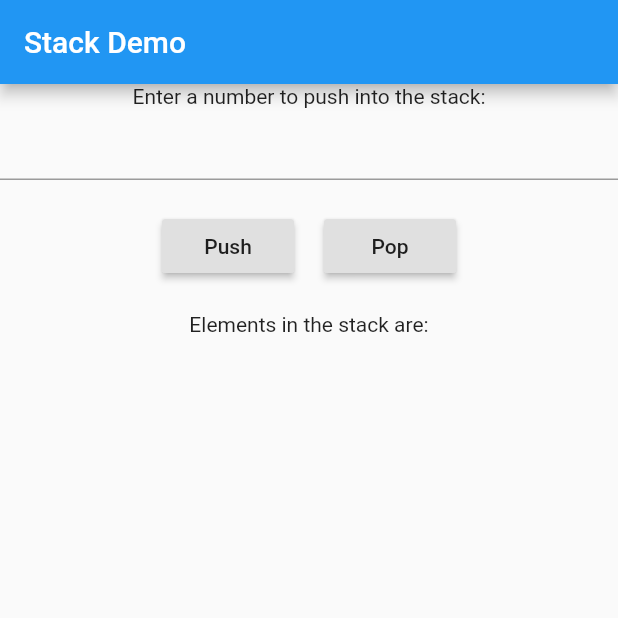
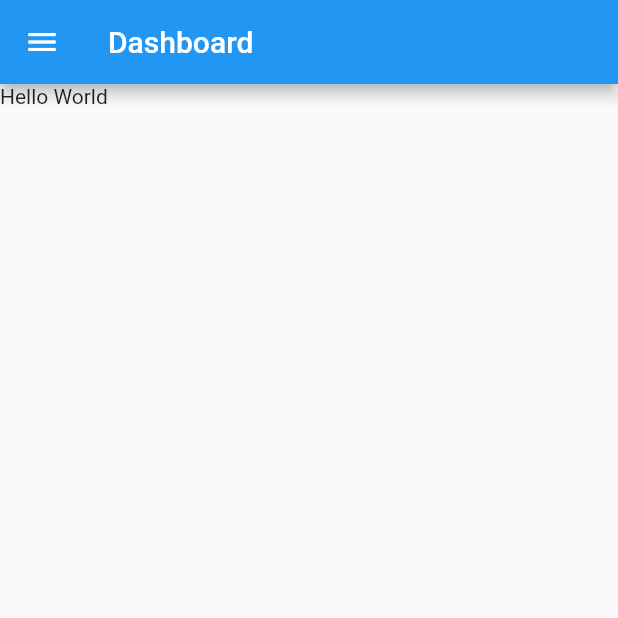
Before and after one commit to pattarai/rahulpon_flutterworkshop2020, a Flutter app: the screen it shows after launch, on a phone screen of 412 x 824 dp, the top half of it. Run offline on Flutter 3.47's test engine with Material 2 defaults, Android fonts, the light colour scheme and no system bars; Roboto replaces fonts that are missing (Poppins).

Commit message:
Drawer demo

```diff
--- /dev/null
+++ b/lib/drawer.dart
@@ -0,0 +1,109 @@
+import 'package:flutter/material.dart';
+
+class DrawerItem {
+  String title;
+  IconData icon;
+
+  DrawerItem(this.title, this.icon);
+}
+
+class HomeScreen extends StatefulWidget {
+
+  var drawerItems = [
+    new DrawerItem("Dashboard", Icons.home),
+    new DrawerItem("Dashboard", Icons.home),
+  ];
+
+  @override
+  State<StatefulWidget> createState() {
+    return new HomeScreenState();
+  }
+}
+
+class HomeScreenState extends State<HomeScreen> {
+  BuildContext _ctx;
+  final scaffoldKey = new GlobalKey<ScaffoldState>();
+
+  int _selectedDrawerIndex = 0;
+
+  _getDrawerItemWidget(int pos) {
+    switch (pos) {
+      case 0:
+        return new Text("Hello World");
+        break;
+      default:
+        return new Text("Error");
+        break;
+    }
+  }
+
+  _onSelectItem(int index) {
+    setState(() => _selectedDrawerIndex = index);
+    Navigator.of(context).pop(); // close the drawer
+  }
+
+  @override
+  Widget build(BuildContext context) {
+    _ctx = context;
+    var drawerOptions = <Widget>[];
+
+    for (var i = 0; i < widget.drawerItems.length; i++) {
+        var d = widget.drawerItems[i];
+        if (i == 7) {
+          drawerOptions.add(
+            const Divider(height: 1.0, color: Colors.grey),
+          );
+        }
+        drawerOptions.add(new ListTile(
+          leading: new Icon(d.icon),
+          title: new Text(
+            d.title,
+            style: TextStyle(fontFamily: "Poppins"),
+          ),
+          selected: i == _selectedDrawerIndex,
+          onTap: () => _onSelectItem(i),
+        ));
+      }
+      return new Scaffold(
+        key: scaffoldKey,
+        appBar: new AppBar(
+          // here we display the title corresponding to the fragment
+          // you can instead choose to have a static title
+          title: new Text(
+            widget.drawerItems[_selectedDrawerIndex].title,
+            style: TextStyle(
+              fontFamily: "Poppins",
+            ),
+          ),
+        ),
+        drawer: new Drawer(
+          child: SingleChildScrollView(
+            child: new Column(
+              children: <Widget>[
+                new UserAccountsDrawerHeader(
+                  accountName: new Text("Name here",
+                      style: TextStyle(
+                          fontFamily: "Poppins", fontWeight: FontWeight.w600)),
+                  accountEmail: new Text("@rahwinside",
+                      style: TextStyle(
+                          fontFamily: "Poppins",
+                          fontWeight: FontWeight.w400,
+                          fontSize: 12)),
+                  currentAccountPicture: CircleAvatar(
+                    radius: 60.0,
+                    backgroundColor: const Color(0xFF778899),
+                    backgroundImage: NetworkImage("some URL here"), // for Network image
+                  ),
+                  decoration: new BoxDecoration(
+                    color: Color(0xFF222437),
+                  ),
+                ),
+                new Column(children: drawerOptions)
+              ],
+            ),
+          ),
+        ),
+        body: _getDrawerItemWidget(_selectedDrawerIndex),
+      );
+    }
+  }
--- a/lib/main.dart
+++ b/lib/main.dart
@@ -1,7 +1,8 @@
 import 'package:flutter/material.dart';
+import 'drawer.dart';
 
 void main() {
-  runApp(MaterialApp(home: Stack()));
+  runApp(MaterialApp(home: HomeScreen()));
 }
 
 class Stack extends StatefulWidget {
```
Also changed, not shown: lib/main_bakk.dart (added, +69 -0 lines), lib/stack.dart (added, +81 -0 lines).
